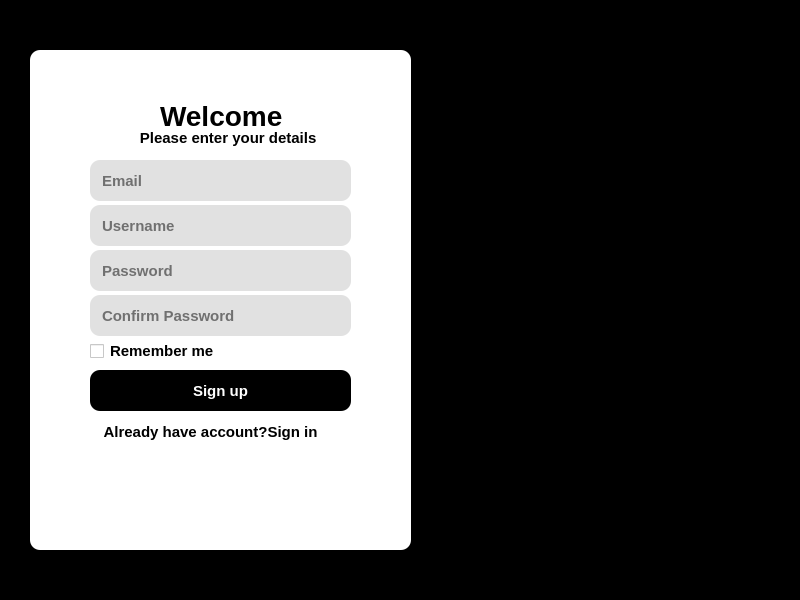
First picture: the form in ui/sign_up.ui, repository xbinh47/PTI_TungNam_DaiKhang, before the edit.
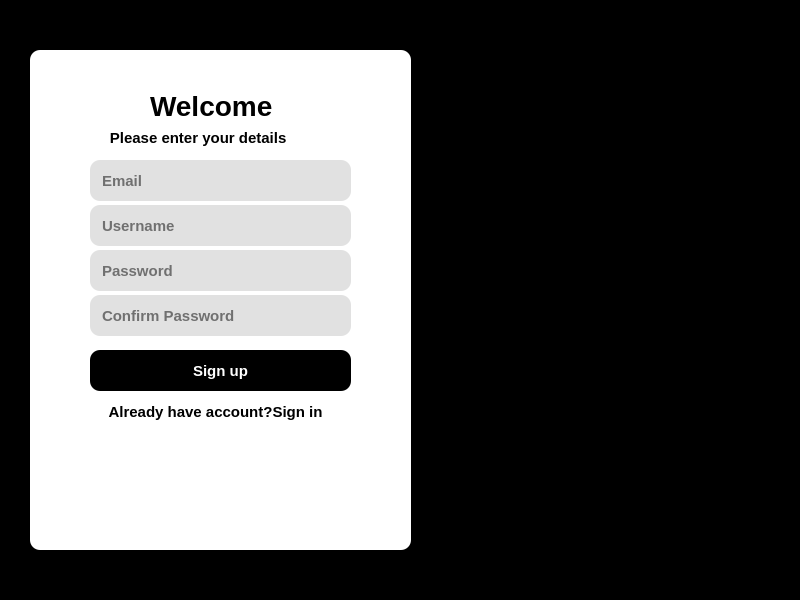
Second picture: the form after the edit.

Diff of the .ui file:
```diff
--- a/ui/sign_up.ui
+++ b/ui/sign_up.ui
@@ -40,9 +40,9 @@
     <widget class="QLabel" name="label">
      <property name="geometry">
       <rect>
-       <x>130</x>
-       <y>50</y>
-       <width>131</width>
+       <x>120</x>
+       <y>40</y>
+       <width>171</width>
        <height>31</height>
       </rect>
      </property>
@@ -52,6 +52,9 @@
        <bold>true</bold>
       </font>
      </property>
+     <property name="styleSheet">
+      <string notr="true">color:rgb(0, 0, 0);</string>
+     </property>
      <property name="text">
       <string>Welcome</string>
      </property>
@@ -59,9 +62,9 @@
     <widget class="QLabel" name="label_2">
      <property name="geometry">
       <rect>
-       <x>60</x>
+       <x>30</x>
        <y>80</y>
-       <width>241</width>
+       <width>291</width>
        <height>16</height>
       </rect>
      </property>
@@ -71,6 +74,9 @@
        <bold>true</bold>
       </font>
      </property>
+     <property name="styleSheet">
+      <string notr="true">color:rgb(0, 0, 0);</string>
+     </property>
      <property name="text">
       <string>            Please enter your details</string>
      </property>
@@ -129,7 +135,7 @@
      <property name="geometry">
       <rect>
        <x>60</x>
-       <y>320</y>
+       <y>300</y>
        <width>261</width>
        <height>41</height>
       </rect>
@@ -149,31 +155,12 @@
       <string>Sign up</string>
      </property>
     </widget>
-    <widget class="QCheckBox" name="checkBox">
+    <widget class="QPushButton" name="btnLogin">
      <property name="geometry">
       <rect>
-       <x>60</x>
-       <y>290</y>
-       <width>251</width>
-       <height>22</height>
-      </rect>
-     </property>
-     <property name="font">
-      <font>
-       <pointsize>11</pointsize>
-       <bold>true</bold>
-      </font>
-     </property>
-     <property name="text">
-      <string>Remember me</string>
-     </property>
-    </widget>
-    <widget class="QPushButton" name="pushButton_2">
-     <property name="geometry">
-      <rect>
-       <x>70</x>
-       <y>370</y>
-       <width>221</width>
+       <x>50</x>
+       <y>350</y>
+       <width>271</width>
        <height>24</height>
       </rect>
      </property>
@@ -183,6 +170,9 @@
        <bold>true</bold>
       </font>
      </property>
+     <property name="styleSheet">
+      <string notr="true">color:rgb(0, 0, 0);</string>
+     </property>
      <property name="text">
       <string>Already have account?Sign in</string>
      </property>
```
Left out of the diff: 23 changed lines with no effect on the pictures.
